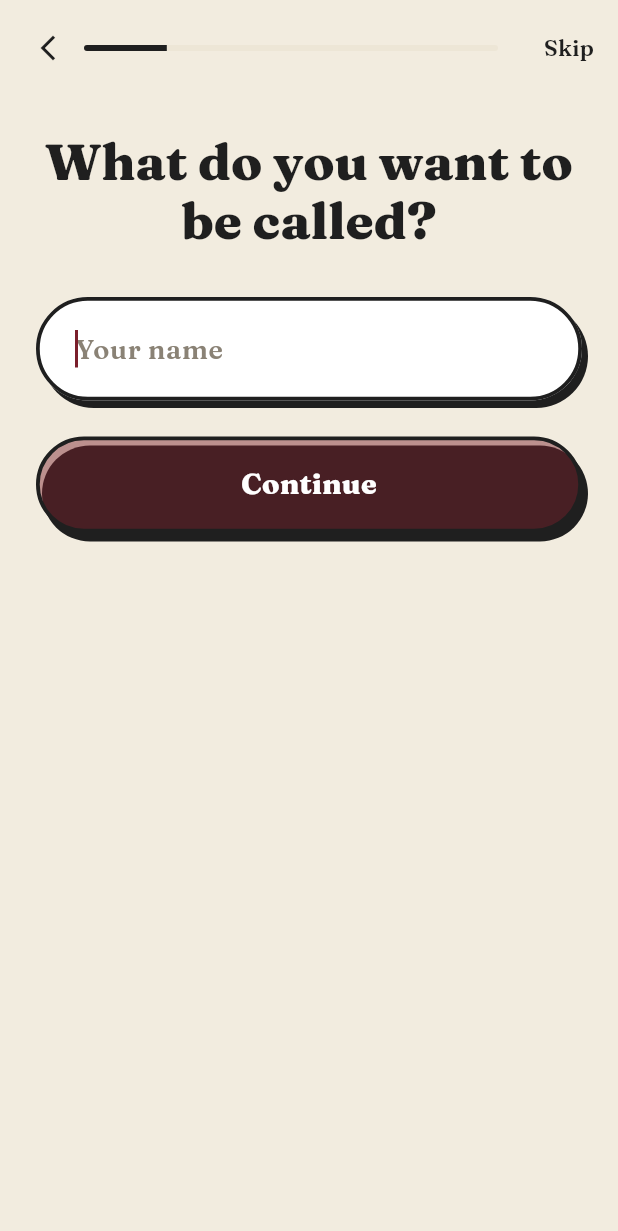
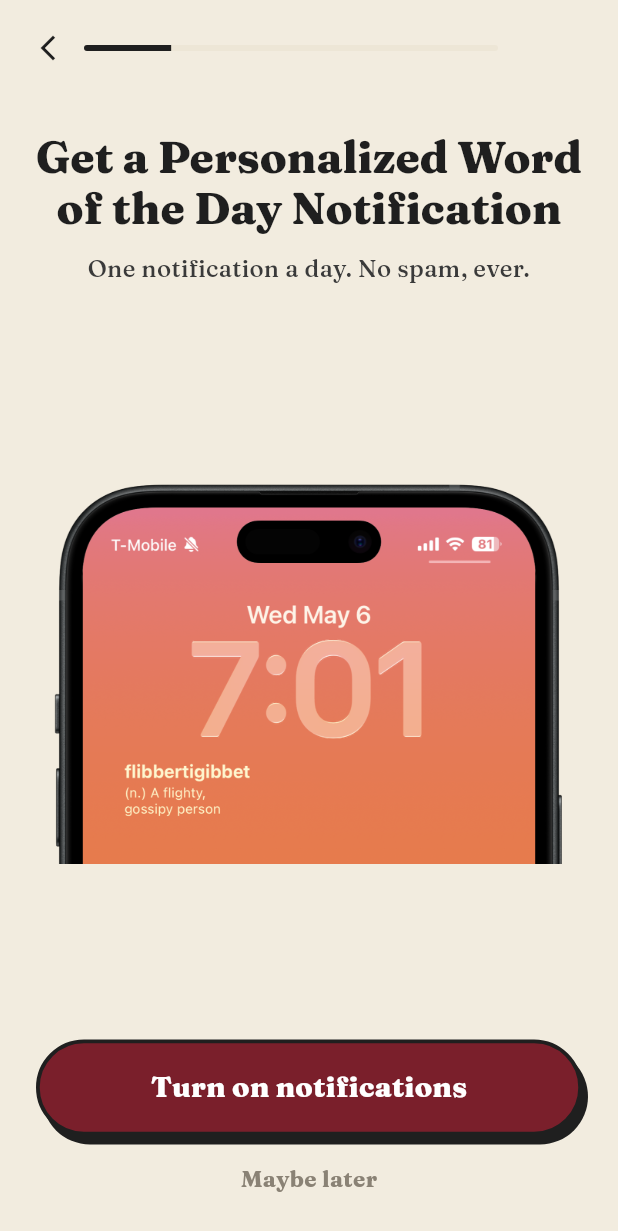
Before and after one commit to gdroel/vocabgenius, a Flutter app: the screen it shows after launch, swiped to page 4, on a phone screen of 412 x 824 dp. Shown: the top 1231 px of the screen. Run offline on Flutter 3.47's test engine with Material 3 defaults, Android fonts, the phone set to English and light mode, and no system bars; our stand-ins replace flutter_local_notifications, google_fonts, shared_preferences, timezone; missing offline and left inert: facebook_app_events, posthog_flutter, purchases_flutter, purchases_ui_flutter; network calls fail.

Commit message:
Onboarding: word-of-day notification opt-in, hourly cadence, no launch prompt
- Replace the words-per-day picker with a "word of the day" notification
  opt-in screen (lockscreen.png, "no spam ever"), shown after the name step
  and before the lockscreen preview.
- Default cadence to 24 words/day (one new word every hour) in both
  WidgetPreferences and the native widget, matching the "Word of the hour" copy.
- Stop prompting for notification permission at app launch; request it only
  from the onboarding opt-in (and the paywall reminder toggle). Wire APNs
  registration + the one-time telemetry event to fire on grant instead.
- Add a fit-to-width title option so the long notification title stays two lines.

Co-Authored-By: Claude Opus 4.8 (1M context) <noreply@anthropic.com>

```diff
--- a/lib/billing/paywall_screen.dart
+++ b/lib/billing/paywall_screen.dart
@@ -3,6 +3,7 @@ import 'package:flutter/services.dart';
 import 'package:posthog_flutter/posthog_flutter.dart';
 import '../notifications/notifications_service.dart';
 import '../onboarding/theme.dart';
+import '../push_service.dart';
 import '../onboarding/widgets.dart';
 import '../telemetry.dart';
 import '../user_profile.dart';
@@ -82,6 +83,7 @@ class _PaywallScreenState extends State<PaywallScreen> {
     if (desired) {
       final granted = await NotificationsService.instance
           .requestIosPermission();
+      if (granted) PushService.instance.onNotificationsGranted();
       if (!mounted) return;
       if (!granted) {
         setState(() => _reminderBeforeTrialEnds = false);
--- a/lib/onboarding/flow.dart
+++ b/lib/onboarding/flow.dart
@@ -3,7 +3,6 @@ import 'package:posthog_flutter/posthog_flutter.dart';
 import 'package:shared_preferences/shared_preferences.dart';
 import '../home/home_screen.dart';
 import '../user_profile.dart';
-import '../widget_preferences.dart';
 import 'state.dart';
 import 'theme.dart';
 import 'screens/screens.dart';
@@ -20,19 +19,16 @@ class OnboardingFlow extends StatefulWidget {
 }
 
 class _OnboardingFlowState extends State<OnboardingFlow> {
-  final _data = OnboardingData()
-    ..name = UserProfile.firstName
-    ..wordsPerDay = WidgetPreferences.wordsPerDay;
+  final _data = OnboardingData()..name = UserProfile.firstName;
   late final PageController _controller;
   late int _index;
 
   late final List<(String, Widget Function(StepCallbacks))> _steps = [
     ('Onboarding-01-Welcome', (cb) => Step01Welcome(cb: cb)),
     ('Onboarding-02-TailorIntro', (cb) => Step02TailorIntro(cb: cb)),
-    ('Onboarding-03-Gender', (cb) => Step03Gender(cb: cb)),
     ('Onboarding-04-Name', (cb) => Step04Name(cb: cb)),
-    ('Onboarding-04b-LockscreenIntro', (cb) => Step04bLockscreenIntro(cb: cb)),
-    ('Onboarding-04c-WordsPerDay', (cb) => Step04cWordsPerDay(cb: cb)),
+    ('Onboarding-04b-WordOfDay', (cb) => Step04cWordOfDayNotification(cb: cb)),
+    ('Onboarding-04c-LockscreenIntro', (cb) => Step04bLockscreenIntro(cb: cb)),
     ('Onboarding-11-Categories', (cb) => Step11Categories(cb: cb)),
     ('Onboarding-12-Curiosity', (cb) => Step12Curiosity(cb: cb)),
     ('Onboarding-13-VocabLevel', (cb) => Step13VocabLevel(cb: cb)),
--- a/lib/onboarding/state.dart
+++ b/lib/onboarding/state.dart
@@ -1,12 +1,10 @@
 import 'package:flutter/material.dart';
 
 class OnboardingData extends ChangeNotifier {
-  String? gender;
   String name = '';
   bool dailyRoutine = true;
   bool notificationsEnabled = true;
-  int notificationsPerDay = 10;
-  int wordsPerDay = 12;
+  int notificationsPerDay = 1;
   TimeOfDay startTime = const TimeOfDay(hour: 9, minute: 0);
   TimeOfDay endTime = const TimeOfDay(hour: 22, minute: 0);
   String theme = 'light';
--- a/lib/onboarding/widgets.dart
+++ b/lib/onboarding/widgets.dart
@@ -294,25 +294,40 @@ class TitleHeader extends StatelessWidget {
   final String title;
   final String? subtitle;
   final TextAlign align;
+  /// When true the title scales down to fit the available width so its manual
+  /// line breaks are preserved instead of wrapping onto extra lines. Use for
+  /// long titles that would otherwise spill past two lines.
+  final bool fitTitle;
   const TitleHeader({
     super.key,
     required this.title,
     this.subtitle,
     this.align = TextAlign.center,
+    this.fitTitle = false,
   });
 
   @override
   Widget build(BuildContext context) {
+    Widget titleText = Text(
+      title,
+      textAlign: align,
+      style: Theme.of(context).textTheme.headlineMedium,
+    );
+    if (fitTitle) {
+      titleText = FittedBox(
+        fit: BoxFit.scaleDown,
+        alignment: align == TextAlign.center
+            ? Alignment.center
+            : Alignment.centerLeft,
+        child: titleText,
+      );
+    }
     return Column(
       crossAxisAlignment: align == TextAlign.center
           ? CrossAxisAlignment.center
           : CrossAxisAlignment.start,
       children: [
-        Text(
-          title,
-          textAlign: align,
-          style: Theme.of(context).textTheme.headlineMedium,
-        ),
+        titleText,
         if (subtitle != null) ...[
           const SizedBox(height: 12),
           Text(
--- a/lib/widget_preferences.dart
+++ b/lib/widget_preferences.dart
@@ -6,7 +6,7 @@ import 'package:shared_preferences/shared_preferences.dart';
 /// UserDefaults and uses it to generate its TimelineEntries.
 class WidgetPreferences {
   static const _kWordsPerDayKey = 'words_per_day';
-  static const int defaultWordsPerDay = 12;
+  static const int defaultWordsPerDay = 24;
   static const int minWordsPerDay = 0;
   static const int maxWordsPerDay = 48;
 
```
Also changed, not shown: lib/onboarding/screens/screens.dart (+71 -183 lines), lib/push_service.dart (+13 -6 lines), 2 other files.
